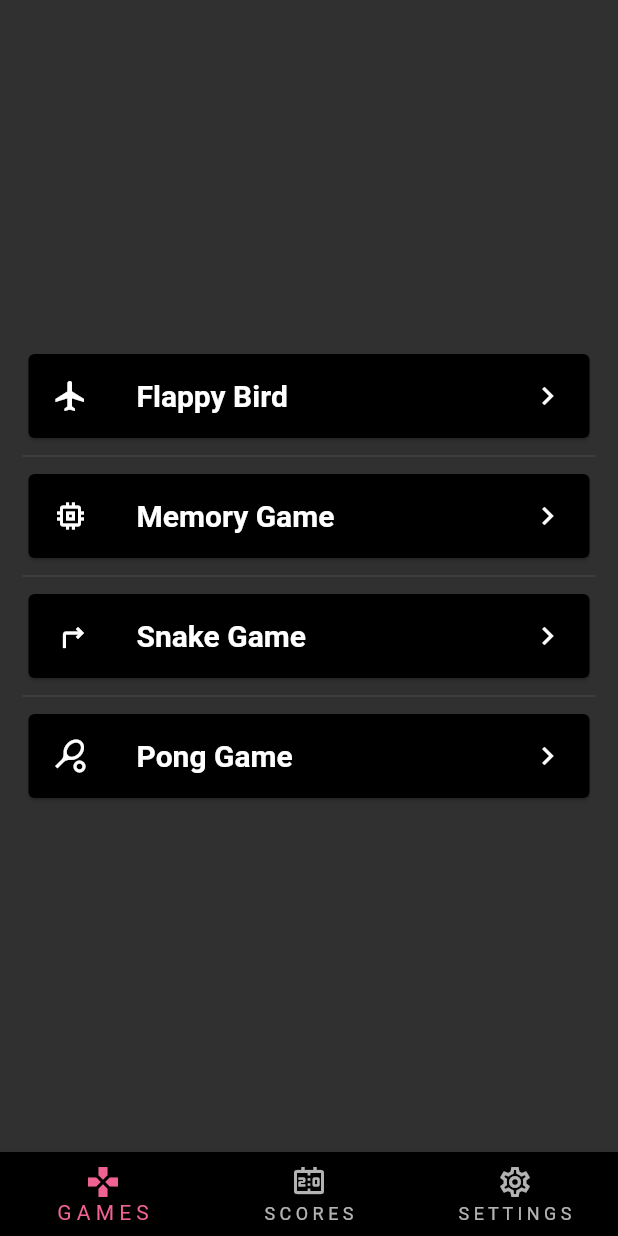
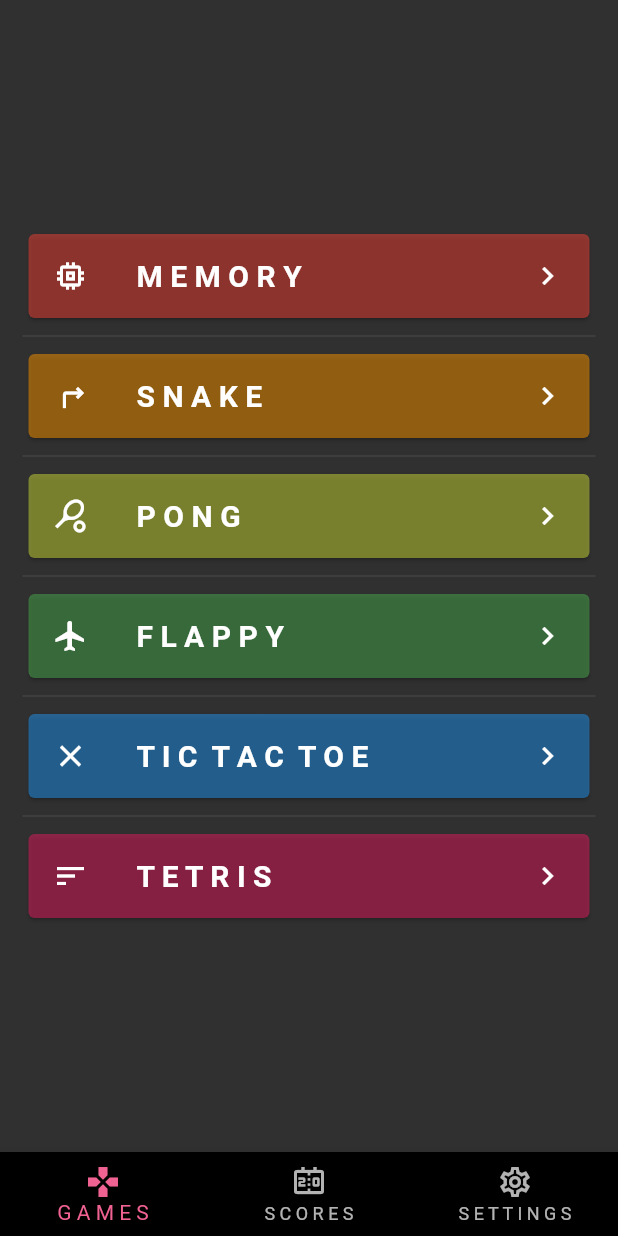
Before and after one commit to LiiOr/LiiOr.github.io, a Flutter app: the screen it shows after launch, on a phone screen of 412 x 824 dp. Run offline on Flutter 3.47's test engine with Material 2 defaults, Android fonts, the phone set to English and light mode, and no system bars; our stand-ins replace shared_preferences.

Commit message:
le petit push avant dodo

```diff
--- a/lib/memory_game.dart
+++ b/lib/memory_game.dart
@@ -303,6 +303,11 @@
     }
   }
 
+ @override
+  void dispose() {
+    super.dispose();
+  }
+
   @override
   Widget build(BuildContext context) {
     return Scaffold(
--- a/lib/start.dart
+++ b/lib/start.dart
@@ -1,10 +1,13 @@
+import 'dart:math';
+
 import 'package:minijeux/flappy_game.dart';
 import 'package:flutter/material.dart';
 import 'package:minijeux/main.dart';
 import 'package:minijeux/memory_game.dart';
-import 'package:minijeux/navbar.dart';
 import 'package:minijeux/pong_game.dart';
 import 'package:minijeux/snake_game.dart';
+import 'package:minijeux/tetris_game.dart';
+import 'package:minijeux/tictactoe_game.dart';
 import 'package:shared_preferences/shared_preferences.dart';
 
 class StartScreen extends StatefulWidget {
@@ -15,9 +18,6 @@
 }
 
 class StartScreenState extends State<StartScreen> {
-  bool dkSwitchVal = isDark;
-  /* Icon darkIcon =
-      isDark ? const Icon(Icons.dark_mode) : const Icon(Icons.light_mode);*/
 
   setTheme(val) async {
     final prefs = await SharedPreferences.getInstance();
@@ -41,8 +41,9 @@
           ListView.separated(
             shrinkWrap: true,
             itemBuilder: (context, index) {
+               Color randomColor = generateCardColor(index);
               return Card(
-                color: Theme.of(context).primaryColor,
+                color: randomColor,
                 child: ListTile(
                   leading: games[index].icon,
                   title: Text(games[index].title.toString(),
@@ -84,8 +85,24 @@
 }
 
 List<MiniGame> games = [
-  MiniGame(title: "Flappy Bird", gameWidget: const FlappyGame(), icon: Icon(Icons.flight)),
-  MiniGame(title: "Memory Game", gameWidget: const MemoryGame(), icon: Icon(Icons.memory)),
-  MiniGame(title: "Snake Game", gameWidget: const SnakeGame(), icon: Icon(Icons.turn_right)),
-  MiniGame(title: "Pong Game", gameWidget: const PongGame(), icon: Icon(Icons.sports_tennis)),
+  MiniGame(title: "M E M O R Y", gameWidget: const MemoryGame(), icon: Icon(Icons.memory, color: Colors.white)),
+  MiniGame(title: "S N A K E", gameWidget: const SnakeGame(), icon: Icon(Icons.turn_right, color: Colors.white)),
+  MiniGame(title: "P O N G", gameWidget: const PongGame(), icon: Icon(Icons.sports_tennis, color: Colors.white)),
+  MiniGame(title: "F L A P P Y", gameWidget: const FlappyGame(), icon: Icon(Icons.flight, color: Colors.white)),
+  MiniGame(title: "T I C  T A C  T O E", gameWidget: TicTacToeGame(), icon: Icon(Icons.close, color: Colors.white)),
+  MiniGame(title: "T E T R I S", gameWidget: const TetrisGame(), icon: Icon(Icons.sort, color: Colors.white)),
 ];
+
+
+Color generateCardColor(index) {
+  final List<Color> customColors = [
+    Colors.red,
+    Colors.orange,
+    Colors.lime,
+    Colors.green,
+    Colors.blue,
+    Colors.pink,
+    Colors.purple,
+  ];
+  return customColors[index].withOpacity(0.5);
+}
```
Also changed, not shown: lib/tetris_game.dart (added, +19 -0 lines), lib/tictactoe_game.dart (added, +138 -0 lines), 1 other file.
